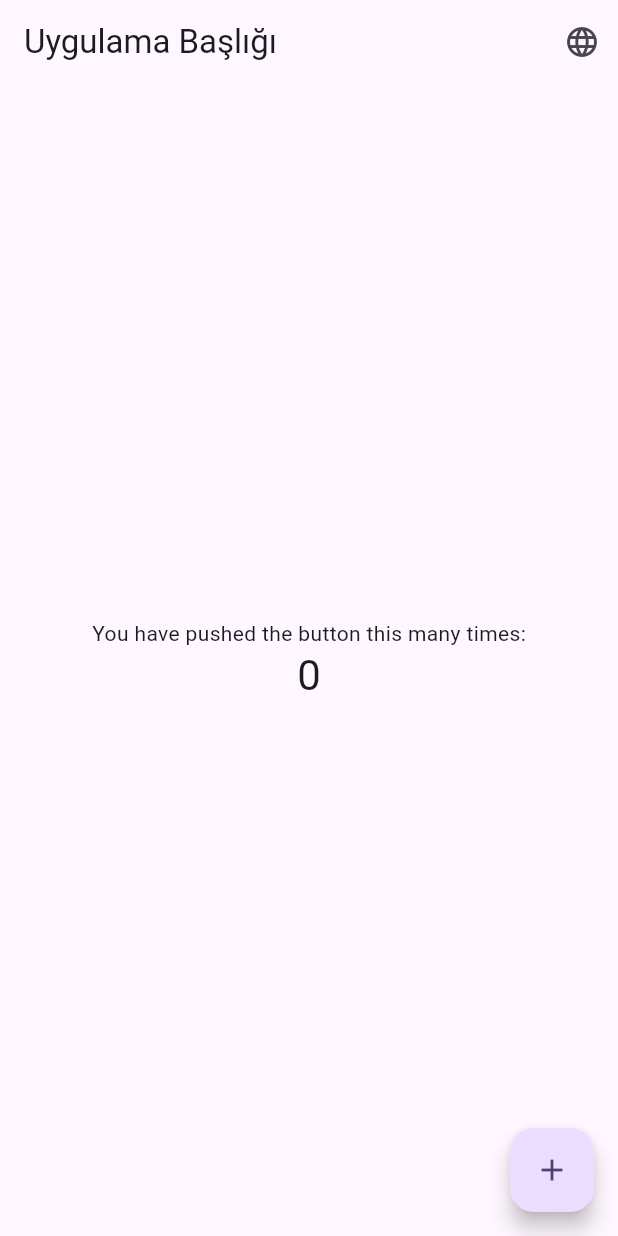
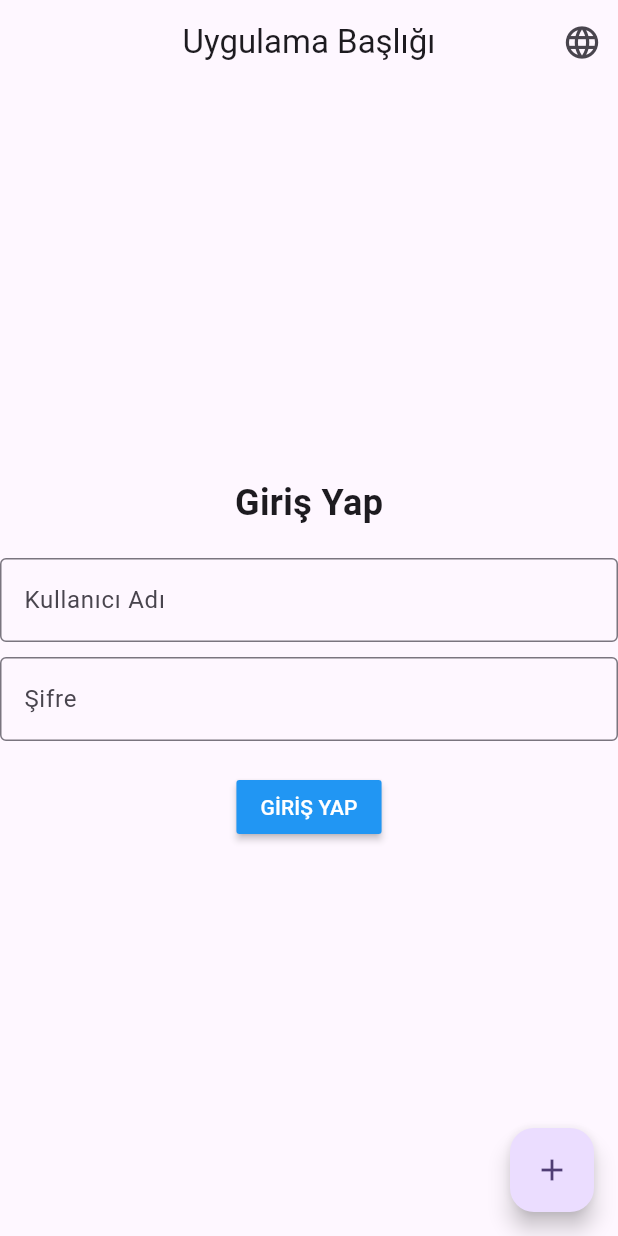
Before and after one commit to salihyildirim/Flutter-Health-App, a Flutter app: the screen it shows after launch, on a phone screen of 412 x 824 dp. Run offline on Flutter 3.47's test engine with Material 2 defaults, Android fonts, the phone set to English and light mode, and no system bars.

Commit message:
giriş sayfasi v1.0

```diff
--- a/lib/main.dart
+++ b/lib/main.dart
@@ -77,11 +77,11 @@ class _MyHomePageState extends State<MyHomePage> {
     // fast, so that you can just rebuild anything that needs updating rather
     // than having to individually change instances of widgets.
     return Scaffold(
-      appBar: AppBar(
+      appBar: AppBar(centerTitle: true,
         title: Text('Uygulama Başlığı'),
         actions: [
           IconButton(
-            icon: Icon(Icons.language), // Dil seçimi için bir ikon belirleyin
+            icon: Icon(Icons.language,size: 26), // Dil seçimi için bir ikon belirleyin
             onPressed: () {
               // IconButton'a tıklama işlemi burada gerçekleştirilecek
               // Kullanıcının dil seçimini yapması için bir dialog veya sayfa açabilirsiniz.
@@ -90,34 +90,44 @@ class _MyHomePageState extends State<MyHomePage> {
         ],
       ),
       body: Center(
-        // Center is a layout widget. It takes a single child and positions it
-        // in the middle of the parent.
         child: Column(
-          // Column is also a layout widget. It takes a list of children and
-          // arranges them vertically. By default, it sizes itself to fit its
-          // children horizontally, and tries to be as tall as its parent.
-          //
-          // Column has various properties to control how it sizes itself and
-          // how it positions its children. Here we use mainAxisAlignment to
-          // center the children vertically; the main axis here is the vertical
-          // axis because Columns are vertical (the cross axis would be
-          // horizontal).
-          //
-          // TRY THIS: Invoke "debug painting" (choose the "Toggle Debug Paint"
-          // action in the IDE, or press "p" in the console), to see the
-          // wireframe for each widget.
           mainAxisAlignment: MainAxisAlignment.center,
           children: <Widget>[
-            const Text(
-              'You have pushed the button this many times:',
+            Text(
+              "Giriş Yap",
+              style: TextStyle(
+                fontSize: 24, // Başlık metni boyutu
+                fontWeight: FontWeight.bold, // Kalın yazı tipi
+              ),
             ),
-            Text(
-              '$_counter',
-              style: Theme.of(context).textTheme.headlineMedium,
+            SizedBox(height: 20), // Boşluk eklemek için
+            TextFormField(
+              decoration: InputDecoration(
+                labelText: "Kullanıcı Adı", // Alan etiketi
+                border: OutlineInputBorder(), // Dış sınırları olan çerçeve
+              ),
+            ),
+            SizedBox(height: 10), // Boşluk eklemek için
+            TextFormField(
+              decoration: InputDecoration(
+                labelText: "Şifre", // Alan etiketi
+                border: OutlineInputBorder(), // Dış sınırları olan çerçeve
+              ),
+              obscureText: true, // Şifrenin noktalı görünmesini sağlar
+            ),
+            SizedBox(height: 20), // Boşluk eklemek için
+            MaterialButton(
+              onPressed: () {
+                // Giriş yapma işlemi burada yapılacak
+              },
+              child: Text("GİRİŞ YAP"),
+              color: Colors.blue, // Buton rengi
+              textColor: Colors.white, // Buton metin rengi
             ),
           ],
         ),
       ),
+
       floatingActionButton: FloatingActionButton(
         onPressed: _incrementCounter,
         tooltip: 'Increment',
```
